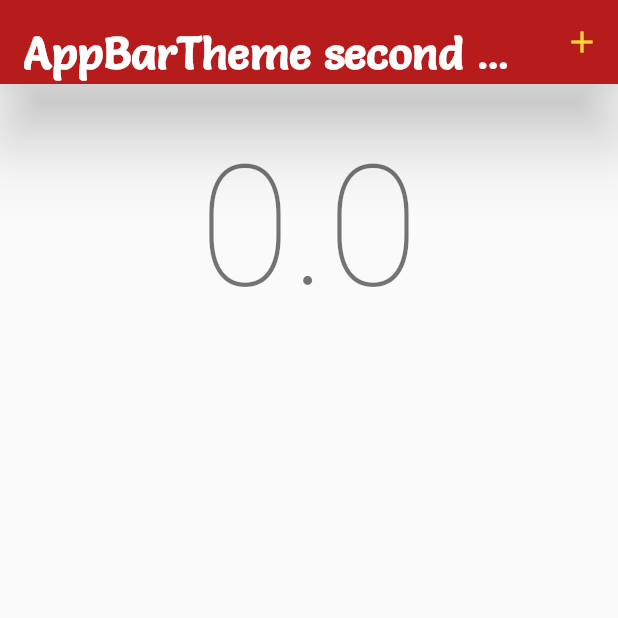
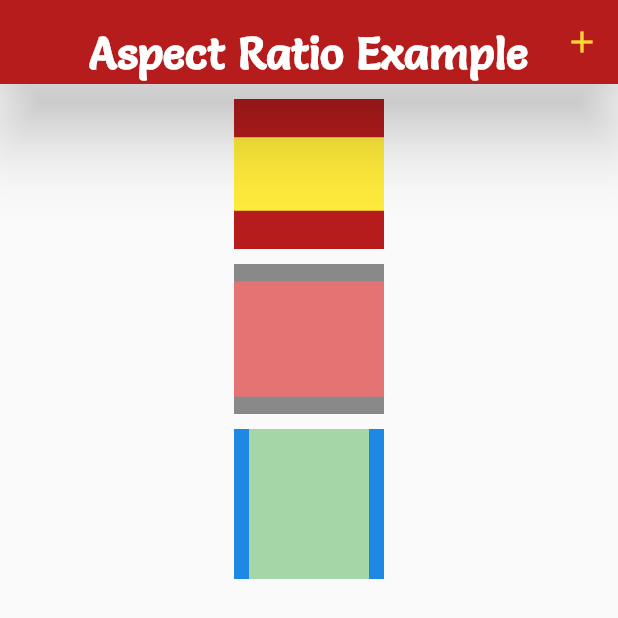
Before and after one commit to sanjibsinha/flutter_experiment, a Flutter app: the screen it shows after launch, on a phone screen of 412 x 824 dp. Shown: the top 618 px of the screen. Run offline on Flutter 3.47's test engine with Material 2 defaults, Android fonts, the phone set to English and light mode, and no system bars; our stand-ins replace google_fonts.

Commit message:
first commit to aspect ratio

```diff
--- a/lib/main.dart
+++ b/lib/main.dart
@@ -6,7 +6,7 @@ void main() => runApp(const MyApp());
 class MyApp extends StatelessWidget {
   const MyApp({Key? key}) : super(key: key);
 
-  static const String _title = 'AppBarTheme Second Example';
+  static const String _title = 'Aspect Ratio Example';
 
   @override
   Widget build(BuildContext context) {
@@ -58,7 +58,7 @@ class _MyHomePageState extends State<MyHomePage> {
     return Scaffold(
       appBar: AppBar(
         title: const Text(
-          'AppBarTheme second Example',
+          'Aspect Ratio Example',
         ),
         actions: [
           IconButton(
@@ -75,12 +75,52 @@ class _MyHomePageState extends State<MyHomePage> {
       body: Center(
         child: Column(
           children: [
-            Center(
-              child: Container(
-                margin: const EdgeInsets.all(30.00),
-                child: Text(
-                  '$add',
-                  style: Theme.of(context).textTheme.headline1,
+            const SizedBox(
+              height: 10.00,
+            ),
+            Container(
+              color: Colors.red[900],
+              alignment: Alignment.center,
+              width: 100.0,
+              height: 100.0,
+              child: AspectRatio(
+                aspectRatio: 2.04,
+                child: Container(
+                  color: Colors.yellow[500],
+                ),
+              ),
+            ),
+            const SizedBox(
+              height: 10.00,
+            ),
+            Container(
+              color: Colors.black45,
+              alignment: Alignment.center,
+              width: 100.0,
+              height: 100.0,
+              child: AspectRatio(
+                aspectRatio: 1.3,
+                child: Container(
+                  width: 100.0,
+                  height: 50.0,
+                  color: Colors.red[300],
+                ),
+              ),
+            ),
+            const SizedBox(
+              height: 10.00,
+            ),
+            Container(
+              color: Colors.blue[600],
+              alignment: Alignment.center,
+              width: 100.0,
+              height: 100.0,
+              child: AspectRatio(
+                aspectRatio: 0.8,
+                child: Container(
+                  width: 100.0,
+                  height: 50.0,
+                  color: Colors.green[200],
                 ),
               ),
             ),
```
